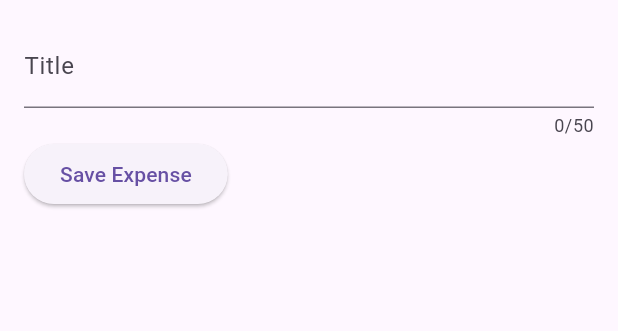
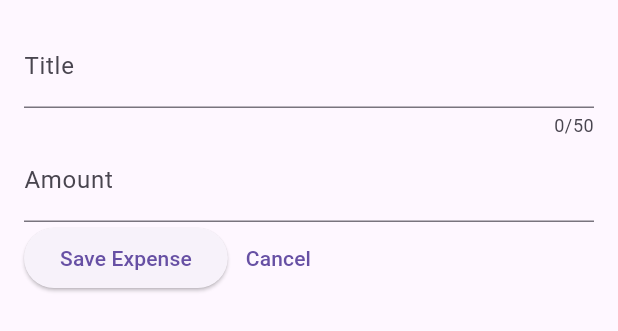
Before and after one commit to m0rb1u5/expense-tracker-app, a Flutter app: the NewExpense widget shown alone on an empty page, opened directly, on a phone screen of 412 x 824 dp. Shown: the top 331 px of the screen. Run offline on Flutter 3.47's test engine with Material 3 defaults, Android fonts, the phone set to English and light mode, and no system bars.

Commit message:
110. Time to Practice: Adding a New Input

```diff
--- a/lib/widgets/new_expense.dart
+++ b/lib/widgets/new_expense.dart
@@ -9,10 +9,12 @@ class NewExpense extends StatefulWidget {
 
 class _NewExpenseState extends State<NewExpense> {
   final _titleController = TextEditingController();
+  final _amountController = TextEditingController();
 
   @override
   void dispose() {
     _titleController.dispose();
+    _amountController.dispose();
     super.dispose();
   }
 
@@ -29,6 +31,13 @@ class _NewExpenseState extends State<NewExpense> {
               label: Text('Title'),
             ),
           ),
+          TextField(
+            controller: _amountController,
+            decoration: const InputDecoration(
+              label: Text('Amount'),
+            ),
+            keyboardType: TextInputType.number,
+          ),
           Row(
             children: [
               ElevatedButton(
@@ -37,6 +46,7 @@ class _NewExpenseState extends State<NewExpense> {
                 },
                 child: const Text('Save Expense'),
               ),
+              TextButton(onPressed: () {}, child: const Text('Cancel'),),
             ],
           )
         ],
```
